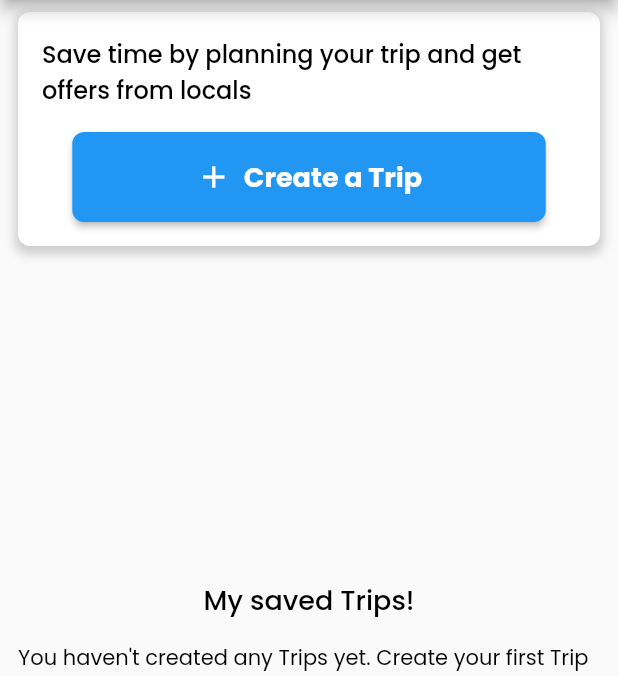
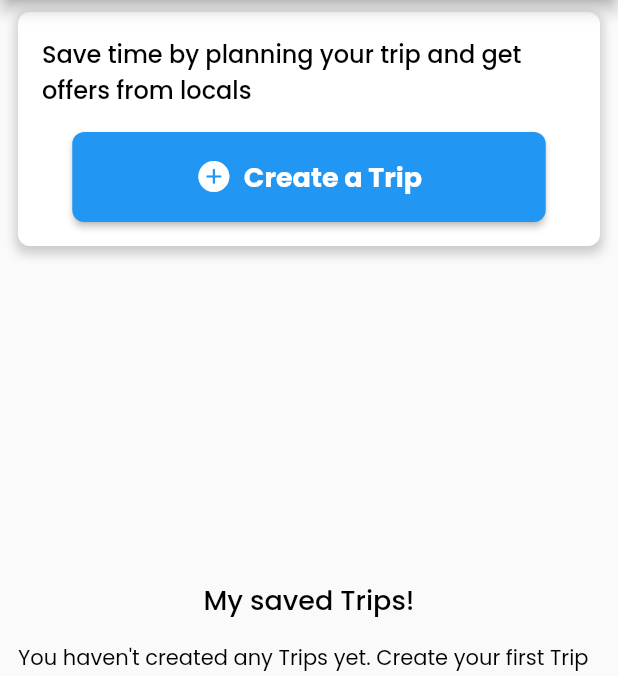
Before and after one commit to developersmartvoice/showbd, a Flutter app: the Tour screen opened directly, on a phone screen of 412 x 824 dp, the part 84-760 px from its top. Run offline on Flutter 3.47's test engine with Material 2 defaults, Android fonts, the light colour scheme and no system bars; our stand-ins replace cached_network_image, carousel_slider, cloud_firestore, dio, dotted_border, email_validator and 23 more; missing offline and left inert: connectycube_flutter_call_kit, connectycube_sdk, flutter_background, flutter_inappwebview, flutter_login_facebook, flutter_ringtone_player and 5 more; accounts and stored records are empty; network calls fail; statements that could not run were skipped.

Commit message:
simply edited

```diff
--- a/lib/main.dart
+++ b/lib/main.dart
@@ -32,8 +32,8 @@ import 'package:http/http.dart' as http;
 import 'en.dart';
 
 /// old url
-const String SERVER_ADDRESS = "https://localguide.celibritychatbd.com";
-// const String SERVER_ADDRESS = "http://192.168.0.155/local-guide-backend";
+// const String SERVER_ADDRESS = "https://localguide.celibritychatbd.com";
+const String SERVER_ADDRESS = "http://192.168.0.155/local-guide-backend";
 // const String SERVER_ADDRESS = "http://192.168.0.150/local-guide-backend";
 const String IMAGE =
     "https://localguide.celibritychatbd.com/public/upload/banner/";
--- a/lib/views/Doctor/Tour.dart
+++ b/lib/views/Doctor/Tour.dart
@@ -5,6 +5,7 @@ import 'package:appcode3/main.dart';
 import 'package:appcode3/modals/TripsClass.dart';
 import 'package:appcode3/views/CreateTrip.dart';
 import 'package:appcode3/views/TripCard.dart';
+import 'package:flutter/cupertino.dart';
 import 'package:flutter/material.dart';
 import 'package:flutter_html/flutter_html.dart';
 import 'package:google_fonts/google_fonts.dart';
@@ -120,7 +121,7 @@ class _TourState extends State<Tour> {
                           MaterialPageRoute(builder: (context) => CreateTrip()),
                         );
                       },
-                      icon: Icon(Icons.add),
+                      icon: Icon(CupertinoIcons.plus_circle_fill),
                       label: Text(
                         'Create a Trip',
                         style: GoogleFonts.poppins(
```
